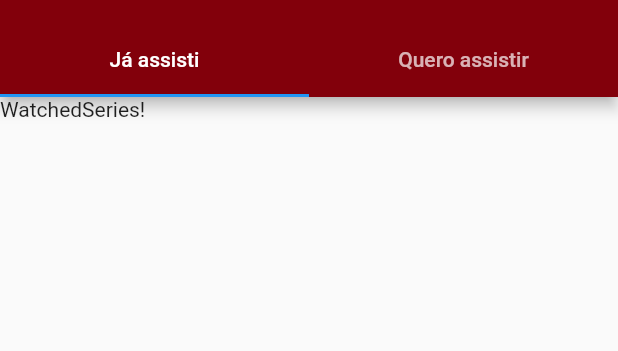
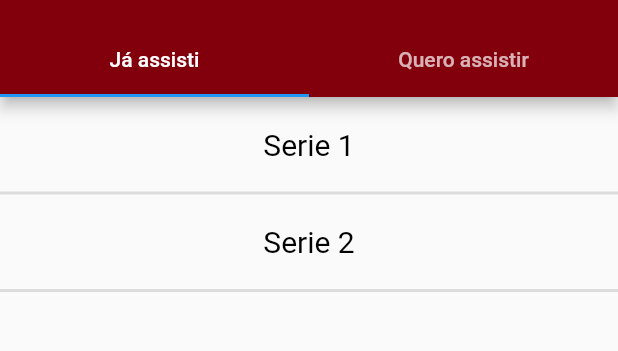
Before and after one commit to almeidadelucas/lista_series, a Flutter app: the screen it shows after launch, on a phone screen of 412 x 824 dp, the part 59-410 px from its top. Run offline on Flutter 3.47's test engine with Material 2 defaults, Android fonts, the phone set to English and light mode, and no system bars.

Commit message:
Criando Item List

```diff
--- /dev/null
+++ b/lib/componets/series_item_list.dart
@@ -0,0 +1,21 @@
+import "package:flutter/material.dart";
+
+class SeriesItemList extends StatelessWidget {
+  final bool _watched;
+  final String _title;
+
+  SeriesItemList(this._watched, this._title);
+
+  @override
+  Widget build(BuildContext context) {
+    return new Container(
+      child: new Padding(
+        padding: new EdgeInsets.symmetric(vertical: 20.0),
+        child: new Center(child: new Text(this._title, style: new TextStyle(color: Colors.black, fontSize: 20.0)))
+      ),
+      decoration: new BoxDecoration(
+        border: new BorderDirectional(bottom: BorderSide(width: 2.0, color: Color.fromRGBO(220, 220, 220, 1.0)))
+      ),
+    );
+  }
+}
--- a/lib/pages/series_to_watch_page.dart
+++ b/lib/pages/series_to_watch_page.dart
@@ -8,6 +8,8 @@ class SeriesToWatchPage extends StatefulWidget {
 class SeriesToWatchPageState extends State<SeriesToWatchPage> {
   @override
   Widget build(BuildContext context) {
-    return new Text("Series to watch!");
+    return new Material(
+      color: Colors.lightBlueAccent,
+    );
   }
 }
--- a/lib/pages/watched_series_page.dart
+++ b/lib/pages/watched_series_page.dart
@@ -1,6 +1,10 @@
 import "package:flutter/material.dart";
 
+import "../componets/series_item_list.dart";
+
 class WatchedSeriesPage extends StatefulWidget {
+  List<SeriesItemList> _series = [SeriesItemList(true, "Serie 1"), SeriesItemList(true, "Serie 2")];
+
   @override
   State createState() => new WatchedSeriesPageState();
 }
@@ -8,6 +12,11 @@ class WatchedSeriesPage extends StatefulWidget {
 class WatchedSeriesPageState extends State<WatchedSeriesPage> {
   @override
   Widget build(BuildContext context) {
-    return new Text("WatchedSeries!");
+    return new Stack(
+    fit: StackFit.expand,
+    children: <Widget>[
+      new Column(children: widget._series)
+      ]
+    );
   }
 }
```
